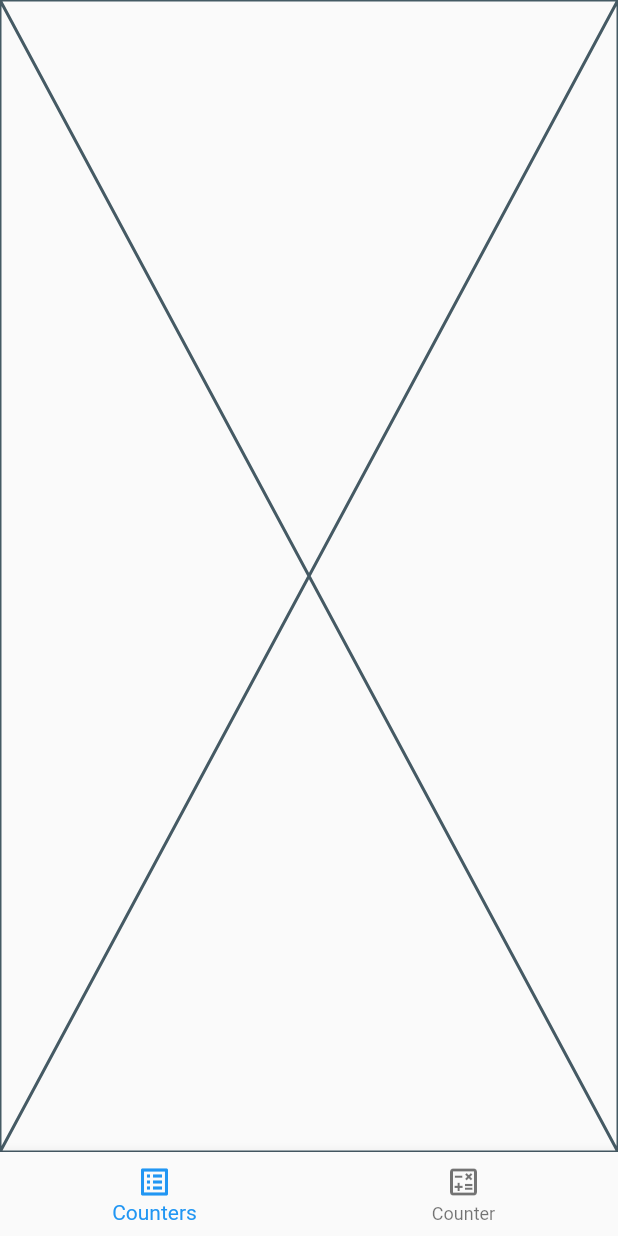
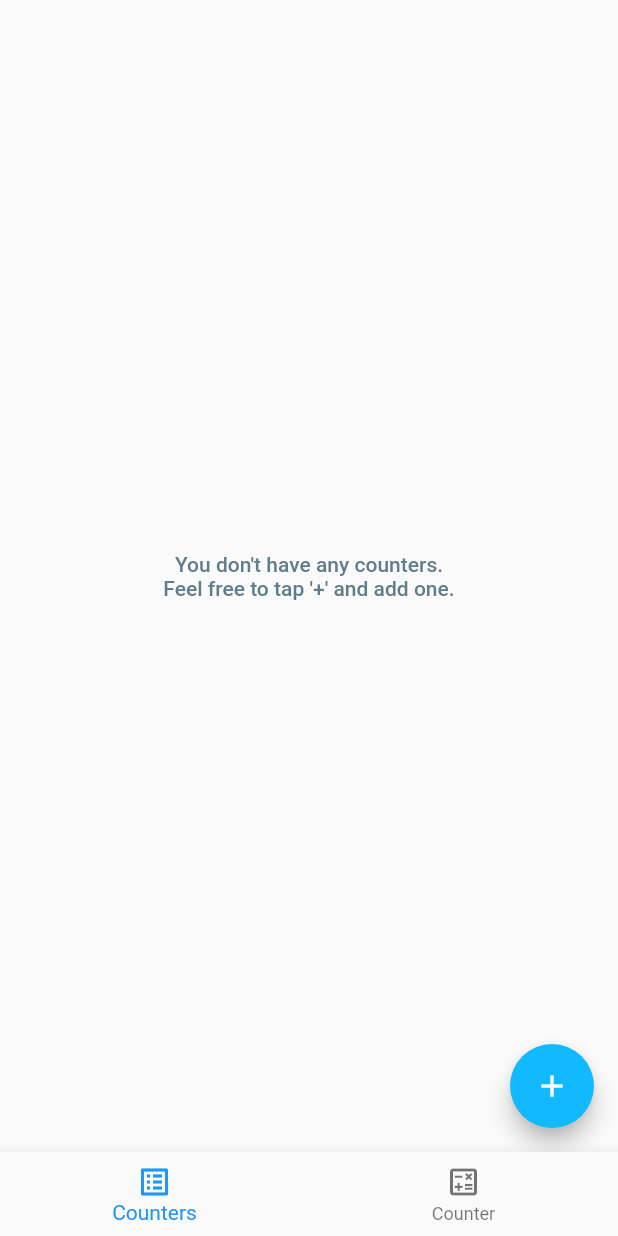
Before and after one commit to LosDanieloss/boring_counter, a Flutter app: the screen it shows after launch, on a phone screen of 412 x 824 dp. Run offline on Flutter 3.47's test engine with Material 2 defaults, Android fonts, the phone set to English and light mode, and no system bars; our stand-ins replace auto_route, bloc, firebase_analytics, firebase_core, firebase_crashlytics, flutter_bloc and 4 more; accounts and stored records are empty; generated files the repository leaves out were written again.

Commit message:
feat: create UI for counters list;

```diff
--- /dev/null
+++ b/lib/presentation/counter/model/ui_counter.dart
@@ -0,0 +1,12 @@
+import 'package:freezed_annotation/freezed_annotation.dart';
+
+part 'ui_counter.freezed.dart';
+
+@freezed
+class UiCounter with _$UiCounter {
+  const factory UiCounter({
+    required String id,
+    required String name,
+    required int count,
+  }) = _UiCounter;
+}
--- a/lib/presentation/counter_list/counter_list.dart
+++ b/lib/presentation/counter_list/counter_list.dart
@@ -1 +1,3 @@
+export 'package:boring_counter/presentation/counter_list/cubit/counter_list_cubit.dart';
+export 'package:boring_counter/presentation/counter_list/cubit/counter_list_state.dart';
 export 'package:boring_counter/presentation/counter_list/view/counter_list_page.dart';
--- /dev/null
+++ b/lib/presentation/counter_list/cubit/counter_list_cubit.dart
@@ -0,0 +1,71 @@
+import 'dart:async';
+
+import 'package:bloc/bloc.dart';
+import 'package:boring_counter/presentation/counter/model/ui_counter.dart';
+import 'package:boring_counter/presentation/counter_list/counter_list.dart';
+import 'package:uuid/uuid.dart';
+
+class CounterListCubit extends Cubit<CounterListState> {
+  CounterListCubit()
+      : super(
+          CounterListState.loading(
+            counters: List.empty(),
+          ),
+        );
+
+  // FIXME redundant
+  static final StreamController<List<UiCounter>> _controller =
+      StreamController();
+
+  // TODO(daniel): should watch domain model via use case
+  final Stream<List<UiCounter>> _countersStream = _controller.stream;
+
+  void watchCounters() {
+    _countersStream.listen((List<UiCounter> counters) {
+      emit(
+        CounterListState.ready(
+          counters: counters,
+        ),
+      );
+    });
+    emit(
+      CounterListState.ready(
+        counters: state.counters,
+      ),
+    );
+  }
+
+  // TODO(daniel): add via use case
+  void addCounter() {
+    final uuid = const Uuid().v4();
+    _controller.add(
+      List.of(state.counters)
+        ..add(
+          UiCounter(
+            id: uuid,
+            name: 'Counter #${state.counters.length}',
+            count: 0,
+          ),
+        ),
+    );
+  }
+
+  // TODO(daniel): add via use case
+  void incrementCounter({
+    required int counterIndex,
+  }) {
+    if (counterIndex >= state.counters.length) {
+      return;
+    }
+    final counterToUpdate = state.counters[counterIndex];
+    final counters = List.of(state.counters);
+    counters[counterIndex] = counterToUpdate.copyWith(
+      count: counterToUpdate.count + 1,
+    );
+    emit(
+      state.copyWith(
+        counters: counters,
+      ),
+    );
+  }
+}
--- /dev/null
+++ b/lib/presentation/counter_list/cubit/counter_list_state.dart
@@ -0,0 +1,14 @@
+import 'package:boring_counter/presentation/counter/model/ui_counter.dart';
+import 'package:freezed_annotation/freezed_annotation.dart';
+
+part 'counter_list_state.freezed.dart';
+
+@freezed
+class CounterListState with _$CounterListState {
+  const factory CounterListState.loading({
+    required List<UiCounter> counters,
+}) = _LoadingState;
+  const factory CounterListState.ready({
+    required List<UiCounter> counters,
+  }) = ReadyState;
+}
--- a/lib/presentation/counter_list/view/counter_list_page.dart
+++ b/lib/presentation/counter_list/view/counter_list_page.dart
@@ -1,5 +1,9 @@
+import 'package:boring_counter/presentation/counter/model/ui_counter.dart';
+import 'package:boring_counter/presentation/counter_list/counter_list.dart';
+import 'package:boring_counter/presentation/counter_list/view/counter_item_widget.dart';
 import 'package:boring_counter/presentation/counter_list/view/multiple_tap_gesture_detector.dart';
 import 'package:flutter/material.dart';
+import 'package:flutter_bloc/flutter_bloc.dart';
 
 class CounterListPage extends StatelessWidget {
   const CounterListPage({super.key});
@@ -7,8 +11,62 @@ class CounterListPage extends StatelessWidget {
   static const path = 'home';
 
   @override
-  Widget build(BuildContext context) {
-    return RawGestureDetector(
+  Widget build(BuildContext context) => BlocProvider(
+        create: (_) => CounterListCubit()..watchCounters(),
+        child: const _CounterListView(),
+      );
+}
+
+class _CounterListView extends StatelessWidget {
+  const _CounterListView();
+
+  @override
+  Widget build(BuildContext context) => Scaffold(
+        body: BlocBuilder(
+          bloc: context.read<CounterListCubit>(),
+          builder: (BuildContext context, CounterListState state) {
+            return _MultipleTapGestureWrapper(
+              state: state,
+              child: state.map(
+                loading: (loadingState) => Stack(
+                  children: [
+                    _MaybeCountersWidget(
+                      counters: loadingState.counters,
+                    ),
+                    const _LoadingWidget(),
+                  ],
+                ),
+                ready: (readyState) => _MaybeCountersWidget(
+                  counters: readyState.counters,
+                ),
+              ),
+            );
+          },
+        ),
+        floatingActionButton: Column(
+          mainAxisAlignment: MainAxisAlignment.end,
+          crossAxisAlignment: CrossAxisAlignment.end,
+          children: [
+            _AddButton(
+              onPressed: () => context.read<CounterListCubit>().addCounter(),
+            ),
+          ],
+        ),
+      );
+}
+
+class _MultipleTapGestureWrapper extends StatelessWidget {
+  const _MultipleTapGestureWrapper({
+    required this.child,
+    required this.state,
+  });
+
+  final Widget child;
+
+  final CounterListState state;
+
+  @override
+  Widget build(BuildContext context) => RawGestureDetector(
         // TODO(daniel): check if opaque behavior is needed after widget tree is done
         behavior: HitTestBehavior.opaque,
         gestures: {
@@ -16,15 +74,97 @@ class CounterListPage extends StatelessWidget {
             MultipleTapGestureRecognizer.new,
             (MultipleTapGestureRecognizer instance) => {
               instance.onMultipleTap = (additionalFingersCount) {
-              print(
-                'MultipleTapGestureRecognizer recognized tap with'
-                ' $additionalFingersCount additional fingers',
+                if (state is ReadyState) {
+                  context.read<CounterListCubit>().incrementCounter(
+                        counterIndex: additionalFingersCount,
                       );
+                }
               }
             },
           ),
         },
-      child: const Placeholder(),
+        child: child,
+      );
+}
+
+class _LoadingWidget extends StatelessWidget {
+  const _LoadingWidget();
+
+  static const double _opacity = 0.64;
+
+  @override
+  Widget build(BuildContext context) => ColoredBox(
+        color: Theme.of(context).dialogBackgroundColor.withOpacity(_opacity),
+        child: const Center(
+          child: CircularProgressIndicator(),
+        ),
+      );
+}
+
+class _MaybeCountersWidget extends StatelessWidget {
+  const _MaybeCountersWidget({
+    required this.counters,
+  });
+
+  final List<UiCounter> counters;
+
+  @override
+  Widget build(BuildContext context) => counters.isEmpty
+      ? const _EmptyWidget()
+      : _CountersWidget(
+          counters: counters,
+        );
+}
+
+class _CountersWidget extends StatelessWidget {
+  const _CountersWidget({
+    required this.counters,
+  });
+
+  final List<UiCounter> counters;
+
+  @override
+  Widget build(BuildContext context) => ListView.builder(
+        itemCount: counters.length,
+        itemBuilder: (context, index) => CounterItemWidget(
+          counter: counters[index],
+        ),
+      );
+}
+
+class _EmptyWidget extends StatelessWidget {
+  const _EmptyWidget();
+
+  // TODO(daniel): Localize
+  @override
+  Widget build(BuildContext context) {
+    final baseTextStyle =
+        Theme.of(context).textTheme.bodyLarge ?? const TextStyle();
+    return Center(
+      child: Text(
+        "You don't have any counters.\nFeel free to tap '+' and add one.",
+        style: baseTextStyle.copyWith(
+          color: Colors.blueGrey,
+        ),
+        textAlign: TextAlign.center,
+      ),
     );
   }
 }
+
+class _AddButton extends StatelessWidget {
+  const _AddButton({
+    required this.onPressed,
+  });
+
+  final VoidCallback? onPressed;
+
+  @override
+  Widget build(BuildContext context) => FloatingActionButton(
+        onPressed: onPressed,
+        child: const Icon(
+          Icons.add,
+          color: Colors.white,
+        ),
+      );
+}
```
Also changed, not shown: lib/presentation/counter/cubit/counter_cubit.dart (+17 -4 lines), lib/presentation/counter/view/counter_page.dart (+14 -5 lines), lib/presentation/counter_list/view/counter_item_widget.dart (added, +81 -0 lines), lib/presentation/counter/model/ui_counter.freezed.dart (added), lib/presentation/counter_list/cubit/counter_list_state.freezed.dart (added). Lines whose indentation alone changed are shown as unchanged.
